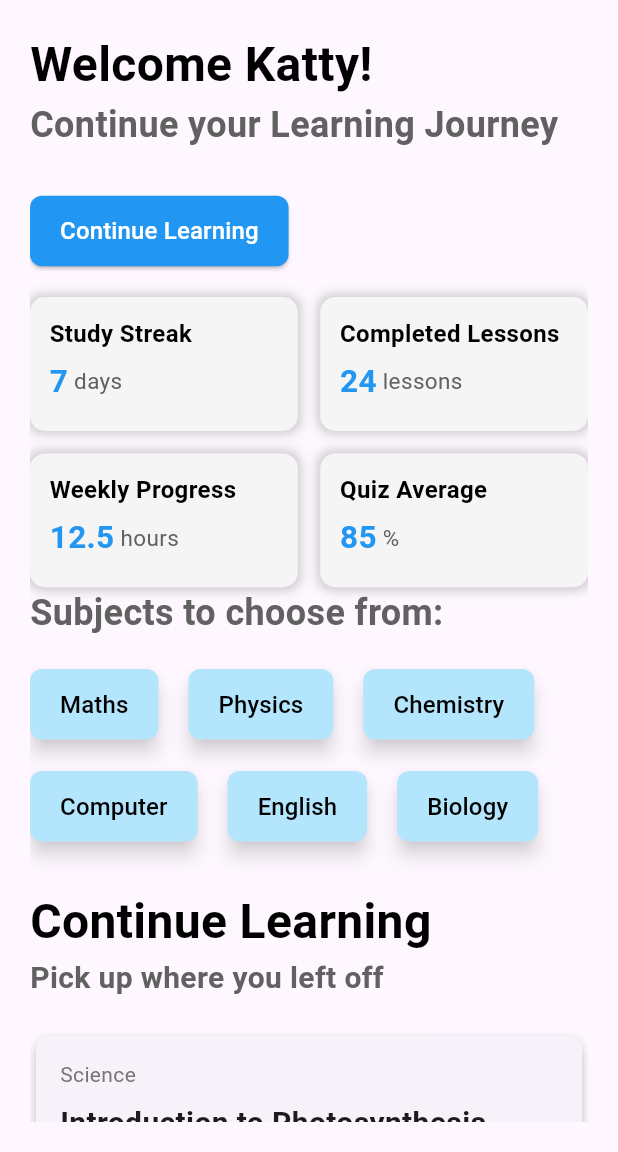
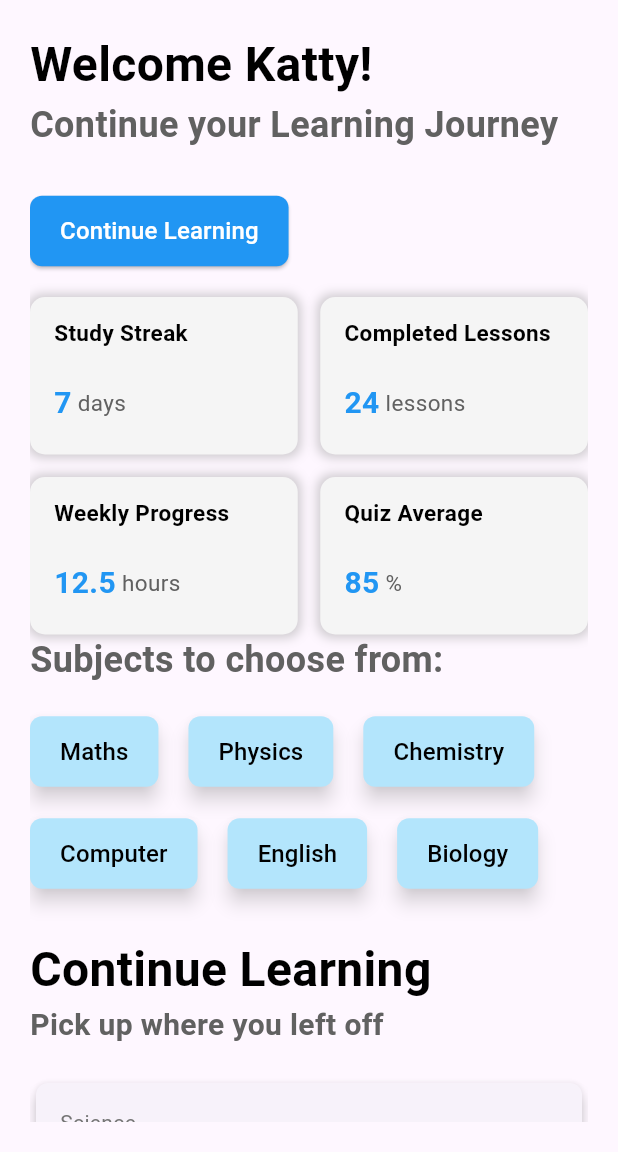
Before and after one commit to 0xteamCookie/LearnAbility, a Flutter app: the screen it shows after launch, on a phone screen of 412 x 824 dp, the part 84-1236 px from its top. Run offline on Flutter 3.47's test engine with Material 3 defaults, Android fonts, the phone set to English and light mode, and no system bars; our stand-ins replace file_picker, flutter_chat_types, flutter_chat_ui, logger.

Commit message:
home page overflow fixed

```diff
--- a/lib/home_page.dart
+++ b/lib/home_page.dart
@@ -25,6 +25,8 @@ class _HomePageState extends State<HomePage> {
   @override
   Widget build(BuildContext context) {
     final settings = Provider.of<AccessibilitySettings>(context);
+    final double gridHeight = settings.fontSize == 1.5 ? 1.5 : 1.7;
+
     return Scaffold(
       key: _scaffoldKey,
 
@@ -305,7 +307,7 @@ class _HomePageState extends State<HomePage> {
                 crossAxisCount: 2,
                 mainAxisSpacing: 15,
                 crossAxisSpacing: 15,
-                childAspectRatio: 4 / 2,
+                childAspectRatio: gridHeight,
                 children: [
                   _buildStatCard("Study Streak", "7", " days"),
                   _buildStatCard("Completed Lessons", "24", " lessons"),
@@ -396,32 +398,40 @@ class _HomePageState extends State<HomePage> {
   //STATCARD WIDGET TEMPLATE
   Widget _buildStatCard(String title, String value, String subtitle){
     final settings = Provider.of<AccessibilitySettings>(context);
+    final double boxHeight = settings.fontSize == 1.5 ? 33.0 : 25.0;
+    final double padding = settings.fontSize == 1.5 ? 10.0 : 16.0;
 
-    return Container(
+
+    return IntrinsicHeight(
+      child: Container(
         decoration: BoxDecoration(
           color: Colors.grey[100],
           borderRadius: BorderRadius.circular(10.0),
           boxShadow: [
             BoxShadow(
-            color: Colors.grey.withOpacity(0.5),
+              color: Colors.grey.withValues(alpha: 0.5),
               spreadRadius: 2,
               blurRadius: 5,
             ),
           ],
         ),
-      padding: EdgeInsets.all(13.0),
+        padding: EdgeInsets.all(padding),
         child: Column(
           crossAxisAlignment: CrossAxisAlignment.start,
           children: [
-          Text(
+            Flexible(
+              child: Text(
                 title,
                 style: TextStyle(
                   color: Colors.black,
                   fontWeight: FontWeight.bold,
-              fontSize: 16.0 * settings.fontSize,
+                  fontSize: 15.0 * settings.fontSize,
+                  height: 1,
+                ),
+                overflow: TextOverflow.visible,
               ),
             ),
-          SizedBox(height: 5.0),
+            SizedBox(height: boxHeight),
             Row(
               children: [
                 Text(
@@ -429,20 +439,23 @@ class _HomePageState extends State<HomePage> {
                   style: TextStyle(
                     color: Colors.blue,
                     fontWeight: FontWeight.bold,
-                  fontSize: 21.0 * settings.fontSize,
+                    fontSize: 20.0 * settings.fontSize,
                   ),
                 ),
 
-              Text(
+                Flexible(
+                  child: Text(
                     subtitle,
                     style: TextStyle(
                       color: Colors.grey[700],
                       fontSize: 15.0 * settings.fontSize,
                     ),
+                    overflow: TextOverflow.visible,
+                  ),
                 )
+            ],)
           ],
-          )
-        ],
+        ),
       ),
     );
   }
```
Lines whose indentation alone changed are shown as unchanged.
